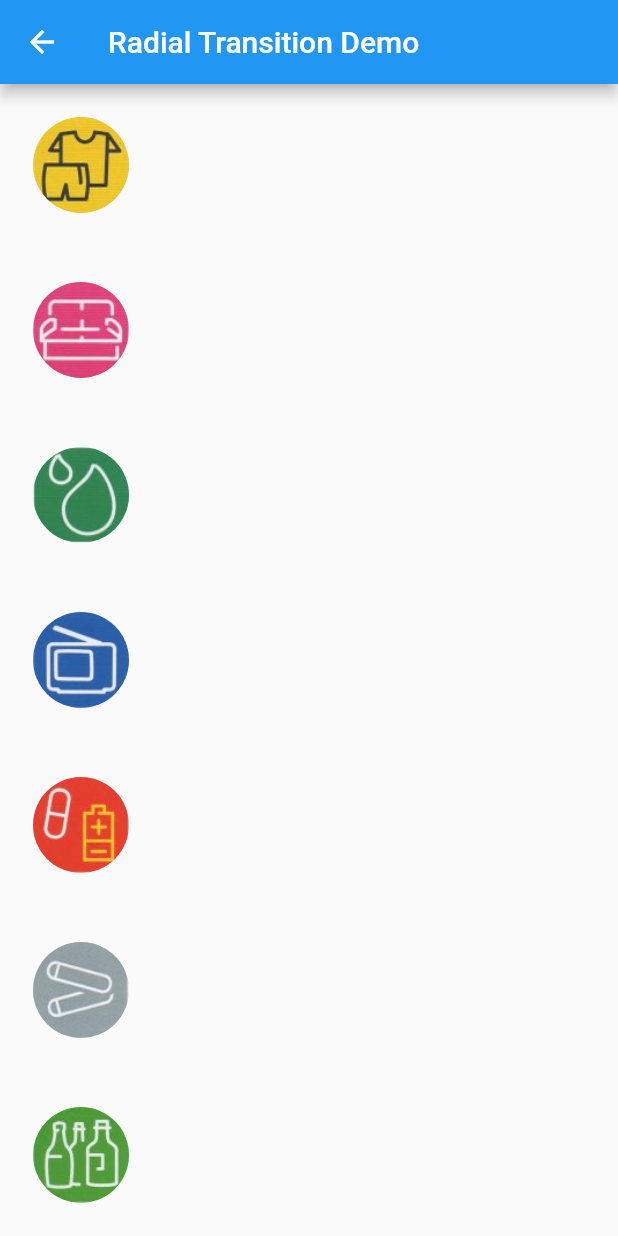
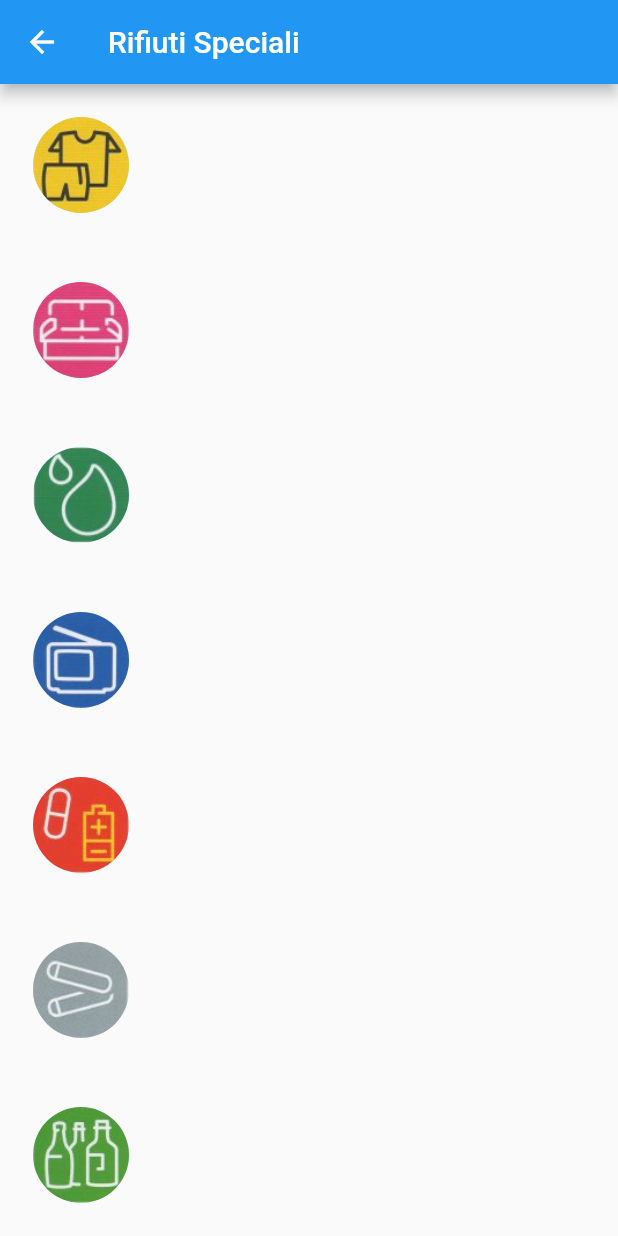
Before and after one commit to fdepedis/AppRifiuti, a Flutter app: the screen it shows after launch, after a tap on "Rifiuti Speciali", on a phone screen of 412 x 824 dp. Run offline on Flutter 3.47's test engine with Material 2 defaults, Android fonts, the phone set to English and light mode, and no system bars; our stand-ins replace auto_size_text; missing offline and left inert: frino_icons.

Commit message:
reset title card

```diff
--- a/lib/content/card_content.dart
+++ b/lib/content/card_content.dart
@@ -47,7 +47,7 @@ class CardContent extends StatelessWidget {
               MaterialPageRoute(
                 builder: (context) =>
                     //DetailScreen(index: index, titleCard: titleCard),
-                    DetailScreen(),
+                    DetailScreen(titleCard: titleCard),
               ),
             );
           },
--- a/lib/route/detail_screen.dart
+++ b/lib/route/detail_screen.dart
@@ -68,6 +68,10 @@ class RadialExpansionDemo extends StatelessWidget {
   static const double kMaxRadius = 128.0;
   static const opacityCurve =
       const Interval(0.0, 0.75, curve: Curves.fastOutSlowIn);
+
+  final String titleCard;
+
+  RadialExpansionDemo({Key key, @required this.titleCard}) : super(key: key);
 
   static RectTween _createRectTween(Rect begin, Rect end) {
     return MaterialRectCenterArcTween(begin: begin, end: end);
@@ -153,11 +157,11 @@ class RadialExpansionDemo extends StatelessWidget {
 
   @override
   Widget build(BuildContext context) {
-    timeDilation = 3.0; // 1.0 is normal animation speed.
+    timeDilation = 2.5; // 1.0 is normal animation speed.
 
     return Scaffold(
       appBar: AppBar(
-        title: const Text('Radial Transition Demo'),
+        title: Text(titleCard),
       ),
       body: Container(
         padding: const EdgeInsets.all(22.0),
@@ -181,8 +185,12 @@ class RadialExpansionDemo extends StatelessWidget {
 }
 
 class DetailScreen extends StatelessWidget {
+  final String titleCard;
+
+  DetailScreen({Key key, @required this.titleCard}) : super(key: key);
+
   @override
   Widget build(BuildContext context) {
-    return RadialExpansionDemo();
+    return RadialExpansionDemo(titleCard: titleCard);
   }
 }
```
